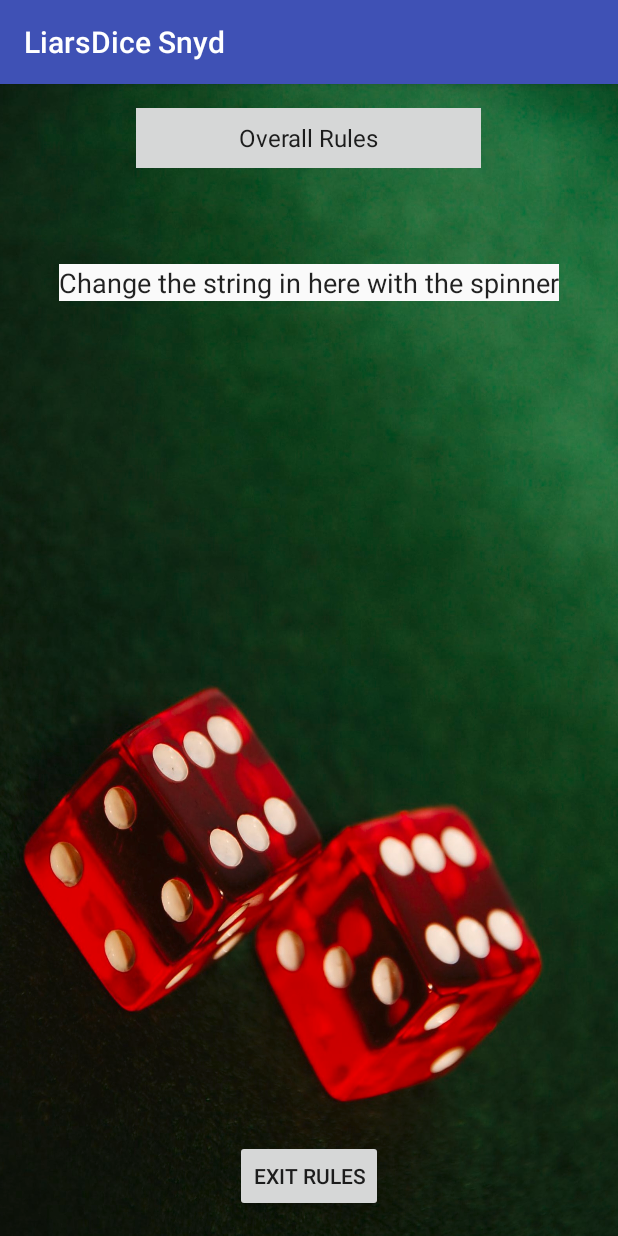
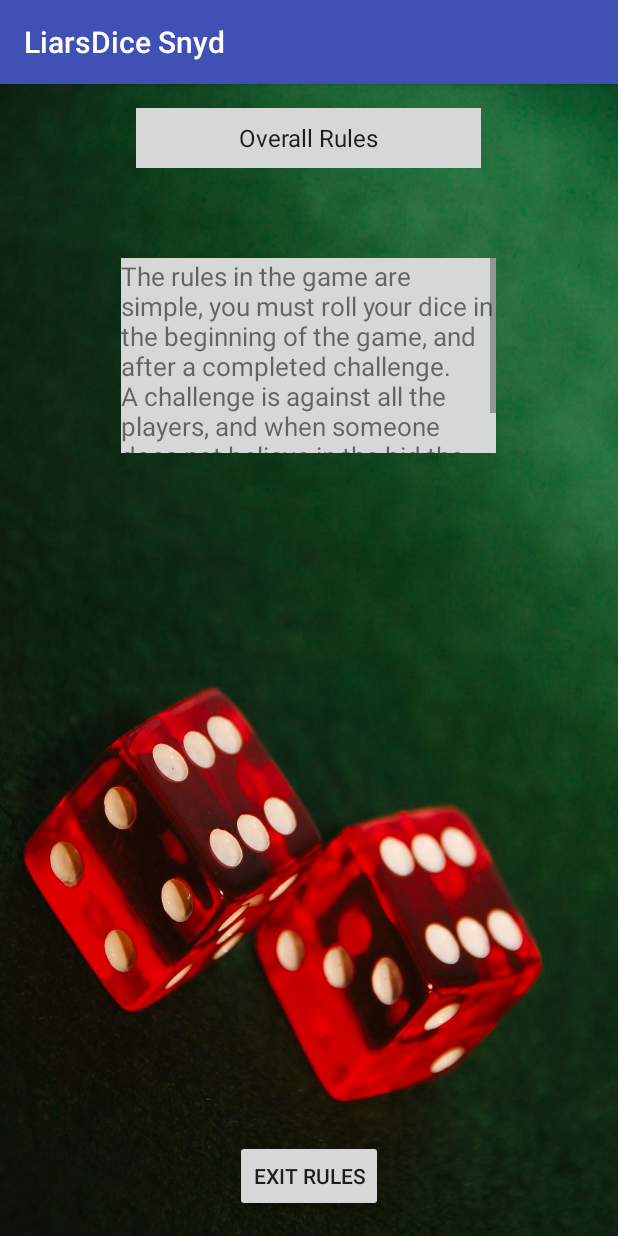
Before and after one commit to legestue/LiarsDiceSnyd, an Android app: the rulesActivity screen opened directly, with no data from a screen before it, on a phone screen of 412 x 824 dp. Run offline under Robolectric (Android 15) with nearby library versions, the phone set to English and light mode, and no system bars.

Commit message:
The text field below the spinner is put together with a scroll panel and rules are added to strings that differ depending on the spinner

```diff
--- a/app/src/main/java/com/lajgaard/liarsdicesnyd/rulesActivity.java
+++ b/app/src/main/java/com/lajgaard/liarsdicesnyd/rulesActivity.java
@@ -6,6 +6,7 @@ import android.os.Bundle;
 import android.view.View;
 import android.widget.AdapterView;
 import android.widget.Spinner;
+import android.widget.TextView;
 import android.widget.Toast;
 
 public class rulesActivity extends AppCompatActivity {
@@ -21,19 +22,24 @@ public class rulesActivity extends AppCompatActivity {
         spinneruse.setOnItemSelectedListener(new AdapterView.OnItemSelectedListener(){
             @Override
             public void onItemSelected(AdapterView<?> parent, View view, int position, long id) {
+                TextView myText = (TextView) findViewById(R.id.ruleText);
                 switch (position) {
                     case 0 :
                         //adding toast in each spinner item. You can use any code here
-                        Toast.makeText(getApplicationContext(), "Over all rules selected", Toast.LENGTH_LONG).show();
+                        Toast.makeText(getApplicationContext(), "Overall rules selected", Toast.LENGTH_LONG).show();
+                        myText.setText(R.string.overAllRules);
                         break;
                     case 1 :
                         Toast.makeText(getApplicationContext(), "How to count eyes selected", Toast.LENGTH_LONG).show();
+                        myText.setText(R.string.eyeCounting);
                         break;
                     case 2 :
-                        Toast.makeText(getApplicationContext(), "How the bids works", Toast.LENGTH_LONG).show();
+                        Toast.makeText(getApplicationContext(), "How the stair works selected", Toast.LENGTH_LONG).show();
+                        myText.setText(R.string.theStairRule);
                         break;
                     case 3 :
-                        Toast.makeText(getApplicationContext(), "How the stair works selected", Toast.LENGTH_LONG).show();
+                        Toast.makeText(getApplicationContext(), "How the bids works", Toast.LENGTH_LONG).show();
+                        myText.setText(R.string.biddingRule);
                         break;
                     default:
 
--- a/app/src/main/res/layout/activity_rules.xml
+++ b/app/src/main/res/layout/activity_rules.xml
@@ -32,14 +32,21 @@
         android:layout_centerHorizontal="true"
         android:background="@color/button_material_light" />
 
-    <EditText
-        android:layout_width="wrap_content"
-        android:layout_height="wrap_content"
-        android:id="@+id/ruleText"
-        android:layout_below="@+id/spinner"
+    <ScrollView
+        android:id="@+id/ScrollView01"
+        android:layout_marginTop="100dp"
         android:layout_centerHorizontal="true"
-        android:layout_marginTop="64dp"
-        android:text="Change the string in here with the spinner"
-        android:background="@color/background_material_light" />
+        android:layout_height="130dp"
+        android:layout_width="250dp"
+        android:background="@color/button_material_light" >
+
+        <TextView
+            android:id="@+id/ruleText"
+            android:layout_height="wrap_content"
+            android:layout_width="wrap_content"
+            android:text="@string/overAllRules"
+            android:textSize="17dp" />
+
+    </ScrollView>
 
 </RelativeLayout>
--- a/app/src/main/res/values/strings.xml
+++ b/app/src/main/res/values/strings.xml
@@ -1,12 +1,16 @@
 <resources>
     <string name="app_name">LiarsDice Snyd</string>
+    <string name="overAllRules">The rules in the game are simple, you must roll your dice in the beginning of the game, and after a completed challenge. A challenge is against all the players, and when someone does not believe in the bid the cup is lifted. </string>
+    <string name="eyeCounting">The dices eyes tells what your gambles should be at, for example if you have three fours and two fives you have three fours your selves and should gamble at that. The ones are wildcards or jokers which means in you have two threes, a one and two fives, the one can count both as a five or three, but the other players can also use them as wildcards. </string>
+    <string name="theStairRule">The stair is also a way of counting eyes, the easiest way to understand it, is by thinking of a histogram and a stair, which means if you have three dices it is a one two and three that makes a stair. The wildcard count is therefore 4, if only there are one dice left and you have a one, you also have a stair that counts for two wildcards. </string>
+    <string name="biddingRule">The way the bid is by guessing how many of one kind there is, if there will be four players with five dices the total is twenty dices, the first player might say eight threes. The next person has to go above that, and that can be done in two ways taking higher number on the dice, such as four, so player two can say eight fours but not eight twos. Or a higher counter as nine twos but it is nok allowed to say seven fours.</string>
 
     <string-array name="spinner_item">
         <item>Overall Rules</item>
         <item>Eyes Counting</item>
+        <item>The Stair</item>
         <item>Bidding</item>
-        <item>The Stair</item>
-
 
     </string-array>
+
 </resources>
```
